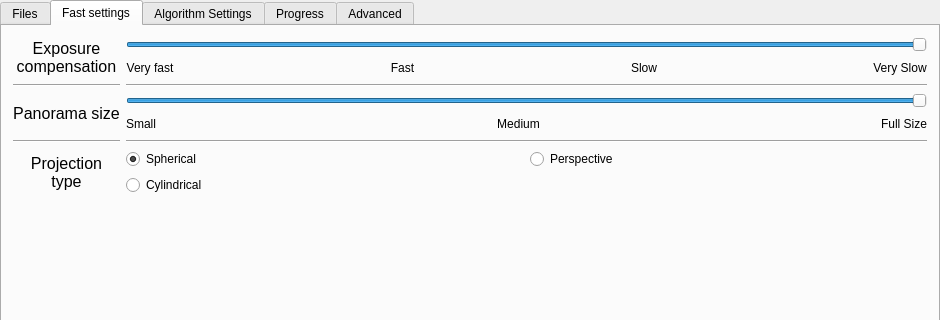
First picture: the form in src/mainwindow.ui, repository qchateau/AutoPanorama, before the edit; both pictures show x 0 to 940 and y 0 to 320 of the 940 by 782 pixel window.
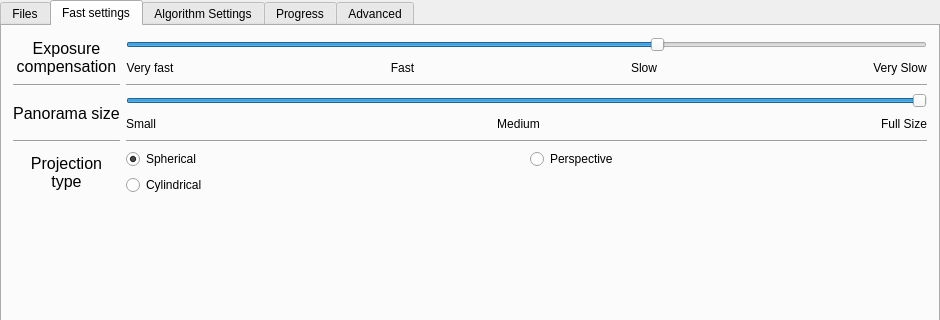
Second picture: the form after the edit. The open tabs and pages were chosen to show the change. Icons and pictures are not drawn. Custom widgets are drawn as their Qt base class.

Commit message: adjust fast settings and defaults

```diff
--- a/src/mainwindow.ui
+++ b/src/mainwindow.ui
@@ -331,10 +331,10 @@
              <number>1</number>
             </property>
             <property name="value">
-             <number>3</number>
+             <number>2</number>
             </property>
             <property name="sliderPosition">
-             <number>3</number>
+             <number>2</number>
             </property>
             <property name="orientation">
              <enum>Qt::Horizontal</enum>
```
Left out of the diff: 2 changed lines with no effect on the pictures. The commit also changes 1 other file.
